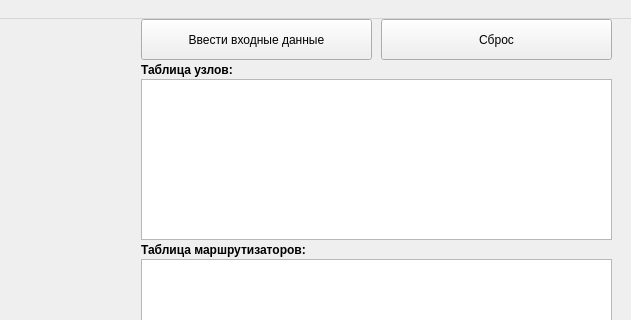
Above: main.ui from qwsnxnjene/comp-networks before the change; both pictures show x 369 to 1000 and y 0 to 320 of the 1000 by 824 pixel window. Below: the same form after it.
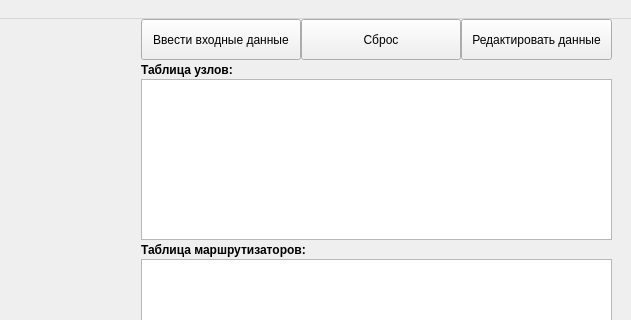
That is the form after the change.

Commit message: add edit functionality, start shortest path find

```diff
--- a/main.ui
+++ b/main.ui
@@ -29,7 +29,7 @@
      <rect>
       <x>510</x>
       <y>0</y>
-      <width>231</width>
+      <width>160</width>
       <height>41</height>
      </rect>
     </property>
@@ -211,9 +211,9 @@
    <widget class="QPushButton" name="clearButton">
     <property name="geometry">
      <rect>
-      <x>750</x>
+      <x>670</x>
       <y>0</y>
-      <width>231</width>
+      <width>160</width>
       <height>41</height>
      </rect>
     </property>
@@ -221,6 +221,19 @@
      <string>Сброс</string>
     </property>
    </widget>
+   <widget class="QPushButton" name="editButton">
+    <property name="geometry">
+     <rect>
+      <x>830</x>
+      <y>0</y>
+      <width>151</width>
+      <height>41</height>
+     </rect>
+    </property>
+    <property name="text">
+     <string>Редактировать данные</string>
+    </property>
+   </widget>
    <zorder>plotWidget</zorder>
    <zorder>inputButton</zorder>
    <zorder>addChanelButton</zorder>
```
Left out of the diff: 3 changed lines with no effect on the pictures. The commit also changes 11 other files.
